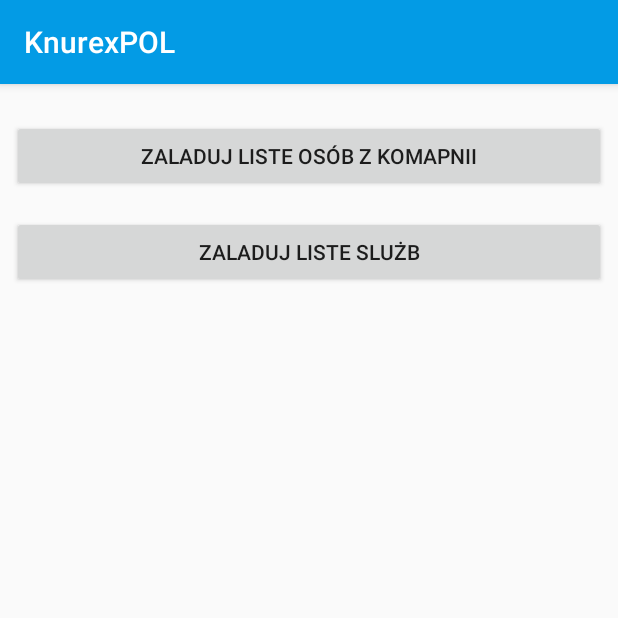
After one commit to Kajkitsu/MWO, an Android app: the UploadListActivity screen opened directly, with no data from a screen before it, on a phone screen of 412 x 824 dp, the top half of it. The commit adds this screen. Run offline under Robolectric (Android 15) with nearby library versions, the phone set to English and light mode, and no system bars; our stand-ins replace Firebase (no records; nobody signed in at launch, a user with empty details on screens opened directly).

Commit message:
dodano upload list sluzb i osob TODO dodanie stosownych komunikatow i refactoring kodu

```diff
--- a/app/src/main/AndroidManifest.xml
+++ b/app/src/main/AndroidManifest.xml
@@ -9,6 +9,8 @@
             android:roundIcon="@mipmap/ic_launcher_round"
             android:supportsRtl="true"
             android:theme="@style/AppTheme">
+        <activity android:name=".UploadListActivity">
+        </activity>
         <activity android:name=".MenuActivity">
         </activity>
         <activity android:name=".LoginActivity">
--- a/app/src/main/java/com/example/knurexpol/MenuActivity.java
+++ b/app/src/main/java/com/example/knurexpol/MenuActivity.java
@@ -40,6 +40,7 @@ public class MenuActivity extends AppCompatActivity implements
         mDetailTextView = findViewById(R.id.detail);
 
         findViewById(R.id.signOutButton).setOnClickListener(this);
+        findViewById(R.id.upload_activity_button).setOnClickListener(this);
 
         // [START initialize_auth]
         // Initialize Firebase Auth
@@ -72,6 +73,9 @@ public class MenuActivity extends AppCompatActivity implements
             signOut();
             Intent myIntent = new Intent(this, StartActivity.class);
             startActivity(myIntent);
+        } else if (i == R.id.upload_activity_button) {
+            Intent myIntent = new Intent(this, UploadListActivity.class);
+            startActivity(myIntent);
         }
 
 //        if (i == R.id.emailCreateAccountButton) {
--- /dev/null
+++ b/app/src/main/res/layout/activity_upload_list.xml
@@ -0,0 +1,36 @@
+<?xml version="1.0" encoding="utf-8"?>
+<androidx.constraintlayout.widget.ConstraintLayout
+        xmlns:android="http://schemas.android.com/apk/res/android"
+        xmlns:tools="http://schemas.android.com/tools"
+        xmlns:app="http://schemas.android.com/apk/res-auto"
+        android:layout_width="match_parent"
+        android:layout_height="match_parent"
+        tools:context=".UploadListActivity">
+
+    <Button
+            android:text="Zaladuj liste osób z komapnii"
+            android:layout_width="match_parent"
+            android:layout_height="wrap_content"
+            android:id="@+id/button_upload_list"
+            android:layout_marginTop="24dp"
+            app:layout_constraintTop_toTopOf="parent"
+            app:layout_constraintEnd_toEndOf="parent"
+            android:layout_marginEnd="8dp"
+            android:layout_marginRight="10dp"
+            app:layout_constraintStart_toStartOf="parent"
+            android:layout_marginLeft="10dp"
+            android:layout_marginStart="8dp" app:layout_constraintHorizontal_bias="0.0"/>
+    <Button
+            android:text="Zaladuj liste slużb"
+            android:layout_width="match_parent"
+            android:layout_height="wrap_content"
+            android:id="@+id/button_upload_duty"
+            app:layout_constraintStart_toStartOf="parent"
+            android:layout_marginLeft="10dp"
+            android:layout_marginStart="8dp"
+            app:layout_constraintEnd_toEndOf="parent"
+            android:layout_marginEnd="8dp"
+            android:layout_marginRight="10dp"
+            android:layout_marginTop="16dp"
+            app:layout_constraintTop_toBottomOf="@+id/button_upload_list" app:layout_constraintHorizontal_bias="0.0"/>
+</androidx.constraintlayout.widget.ConstraintLayout>
```
Also changed, not shown: app/src/main/java/com/example/knurexpol/Duty.java (added, +10 -0 lines), app/src/main/java/com/example/knurexpol/UploadListActivity.java (added, +365 -0 lines), app/src/main/res/layout/activity_menu.xml (+12 -0 lines).
